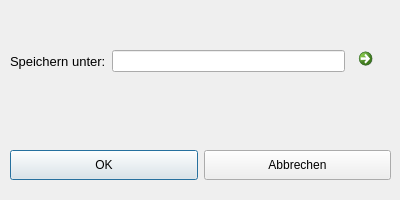
Above: TUInventory/save.ui from SV-97/TUInventory before the change. Below: the same form after it.
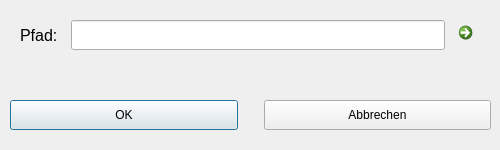
That is the form after the change.

```diff
--- a/TUInventory/save.ui
+++ b/TUInventory/save.ui
@@ -6,8 +6,8 @@
    <rect>
     <x>0</x>
     <y>0</y>
-    <width>400</width>
-    <height>200</height>
+    <width>500</width>
+    <height>150</height>
    </rect>
   </property>
   <property name="sizePolicy">
@@ -18,14 +18,14 @@
   </property>
   <property name="minimumSize">
    <size>
-    <width>400</width>
-    <height>200</height>
+    <width>500</width>
+    <height>150</height>
    </size>
   </property>
   <property name="maximumSize">
    <size>
-    <width>400</width>
-    <height>200</height>
+    <width>500</width>
+    <height>150</height>
    </size>
   </property>
   <property name="windowTitle">
@@ -35,8 +35,8 @@
    <property name="geometry">
     <rect>
      <x>10</x>
-     <y>140</y>
-     <width>381</width>
+     <y>90</y>
+     <width>481</width>
      <height>51</height>
     </rect>
    </property>
@@ -60,6 +60,22 @@
       </property>
      </widget>
     </item>
+    <item>
+     <spacer name="horizontalSpacer">
+      <property name="orientation">
+       <enum>Qt::Horizontal</enum>
+      </property>
+      <property name="sizeType">
+       <enum>QSizePolicy::Maximum</enum>
+      </property>
+      <property name="sizeHint" stdset="0">
+       <size>
+        <width>20</width>
+        <height>20</height>
+       </size>
+      </property>
+     </spacer>
+    </item>
     <item>
      <widget class="QPushButton" name="b_close">
       <property name="minimumSize">
@@ -78,27 +94,40 @@
   <widget class="QWidget" name="layoutWidget">
    <property name="geometry">
     <rect>
-     <x>10</x>
-     <y>40</y>
-     <width>381</width>
-     <height>43</height>
+     <x>20</x>
+     <y>10</y>
+     <width>471</width>
+     <height>51</height>
     </rect>
    </property>
    <layout class="QHBoxLayout" name="horizontalLayout_2">
     <item>
      <widget class="QLabel" name="label">
+      <property name="minimumSize">
+       <size>
+        <width>45</width>
+        <height>0</height>
+       </size>
+      </property>
       <property name="font">
        <font>
-        <pointsize>10</pointsize>
+        <pointsize>12</pointsize>
        </font>
       </property>
       <property name="text">
-       <string>Speichern unter:</string>
+       <string>Pfad:</string>
       </property>
      </widget>
     </item>
     <item>
-     <widget class="QLineEdit" name="t_path"/>
+     <widget class="QLineEdit" name="t_path">
+      <property name="minimumSize">
+       <size>
+        <width>0</width>
+        <height>30</height>
+       </size>
+      </property>
+     </widget>
     </item>
     <item>
      <widget class="QCommandLinkButton" name="b_browse">
```
Left out of the diff: 2 changed lines with no effect on the pictures.
